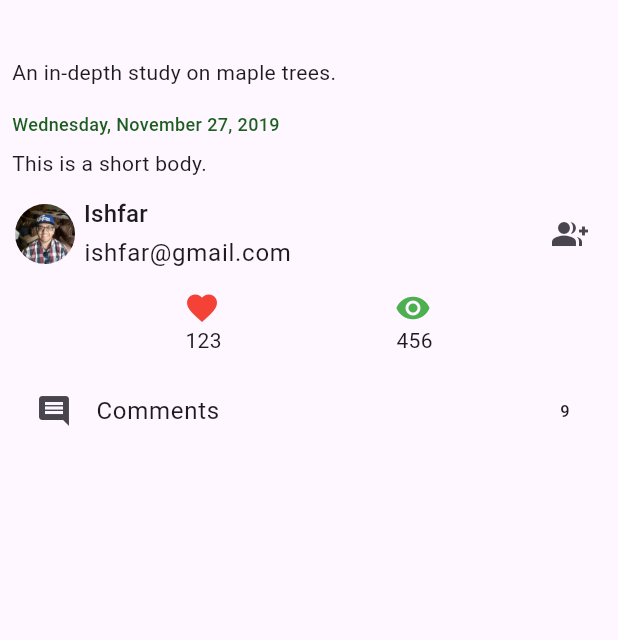
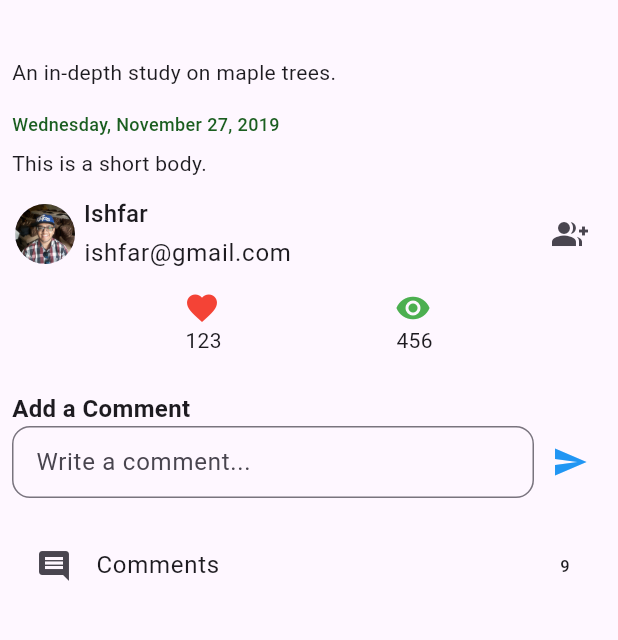
Before and after one commit to AritraBiswas9788/Sentinova_Hackfest25, a Flutter app: the screen it shows after launch, after a tap on "Maple Trees", on a phone screen of 412 x 824 dp, the part 63-703 px from its top. Run offline on Flutter 3.47's test engine with Material 3 defaults, Android fonts, the phone set to English and light mode, and no system bars; our stand-ins replace image_picker; statements that could not run were skipped.

Commit message:
UI Improvements

```diff
--- a/lib/screens/post_page.dart
+++ b/lib/screens/post_page.dart
@@ -57,6 +57,7 @@ class _NonImageContents extends StatelessWidget {
           ),
           SizedBox(height: 8.0),
           PostStats(),
+          SizedBox(height: 16),
           CommentsList(),
         ],
       ),
--- a/lib/widgets/comment_list.dart
+++ b/lib/widgets/comment_list.dart
@@ -1,39 +1,102 @@
 import 'package:flutter/material.dart';
+import 'package:sentinova/services/apiservice.dart';
 import '../models/comment_model.dart';
 import '../widgets/inherited_post_model.dart';
 import '../widgets/user_details_with_follow.dart';
 
-class CommentsListKeyPrefix {
-  static final String singleComment = "Comment";
-  static final String commentUser = "Comment User";
-  static final String commentText = "Comment Text";
-  static final String commentDivider = "Comment Divider";
-}
 
-class CommentsList extends StatelessWidget {
+class CommentsList extends StatefulWidget {
   const CommentsList({Key? key}) : super(key: key);
 
   @override
+  State<CommentsList> createState() => _CommentsListState();
+}
+
+class _CommentsListState extends State<CommentsList> {
+  final TextEditingController _commentController = TextEditingController();
+  final GlobalKey<AnimatedListState> _listKey = GlobalKey<AnimatedListState>();
+  late List<CommentModel> _comments;
+
+  @override
+  void initState() {
+    super.initState();
+    _comments = List.from(InheritedPostModel.of(context).postData.comments);
+  }
+
+  void _handleSendComment() {
+    final text = _commentController.text.trim();
+    if (text.isNotEmpty) {
+      final post = InheritedPostModel.of(context).postData;
+
+      setState(() {
+        ApiService.addComment(post, text);
+      });
+
+      _commentController.clear();
+    }
+  }
+
+  @override
   Widget build(BuildContext context) {
-    final List<CommentModel> comments =
-        InheritedPostModel.of(context).postData.comments;
-
     return Padding(
       padding: const EdgeInsets.only(top: 8.0),
-      child: ExpansionTile(
-        leading: Icon(Icons.comment),
-        trailing: Text(comments.length.toString()),
-        title: Text("Comments"),
-        children: List<Widget>.generate(
-          comments.length,
-              (int index) => _SingleComment(
-            key: ValueKey("${CommentsListKeyPrefix.singleComment} $index"),
-            index: index,
+      child: Column(
+        crossAxisAlignment: CrossAxisAlignment.start,
+        children: [
+          Text("Add a Comment", style: TextStyle(fontSize: 16, fontWeight: FontWeight.bold)),
+          Row(
+            children: [
+              Expanded(
+                child: TextField(
+                  controller: _commentController,
+                  decoration: InputDecoration(
+                    hintText: "Write a comment...",
+                    border: OutlineInputBorder(borderRadius: BorderRadius.circular(12)),
+                    contentPadding: EdgeInsets.symmetric(horizontal: 12),
                   ),
                 ),
               ),
+              IconButton(
+                icon: Icon(Icons.send, color: Colors.blue),
+                onPressed: _handleSendComment,
+              ),
+            ],
+          ),
+          const SizedBox(height: 16),
+          ExpansionTile(
+            leading: Icon(Icons.comment),
+            trailing: Text(_comments.length.toString()),
+            title: Text("Comments"),
+            children: [
+              AnimatedList(
+                key: _listKey,
+                shrinkWrap: true,
+                physics: NeverScrollableScrollPhysics(),
+                initialItemCount: _comments.length,
+                itemBuilder: (context, index, animation) {
+                  return SizeTransition(
+                    sizeFactor: animation,
+                    child: FadeTransition(
+                      opacity: animation,
+                      child: _SingleComment(index: index),
+                    ),
+                  );
+                },
+              ),
+            ],
+          ),
+        ],
+      ),
     );
   }
+}
+
+
+class CommentsListKeyPrefix {
+  static const String singleComment = "Comment";
+  static const String commentUser = "Comment User";
+  static const String commentText = "Comment Text";
+  static const String commentDivider = "Comment Divider";
 }
 
 class _SingleComment extends StatelessWidget {
@@ -43,12 +106,16 @@ class _SingleComment extends StatelessWidget {
 
   @override
   Widget build(BuildContext context) {
-    final CommentModel commentData =
-    InheritedPostModel.of(context).postData.comments[index];
+    final commentData = InheritedPostModel.of(context).postData.comments[index];
 
-    return Container(
-      width: double.infinity,
-      margin: const EdgeInsets.symmetric(vertical: 8.0),
+    return Card(
+      margin: const EdgeInsets.symmetric(vertical: 6.0, horizontal: 8.0),
+      shape: RoundedRectangleBorder(
+        borderRadius: BorderRadius.circular(12),
+      ),
+      elevation: 2,
+      child: Padding(
+        padding: const EdgeInsets.all(12.0),
         child: Column(
           crossAxisAlignment: CrossAxisAlignment.start,
           children: <Widget>[
@@ -56,17 +123,15 @@ class _SingleComment extends StatelessWidget {
               key: ValueKey("${CommentsListKeyPrefix.commentUser} $index"),
               userData: commentData.user,
             ),
+            const SizedBox(height: 6),
             Text(
               commentData.comment,
               key: ValueKey("${CommentsListKeyPrefix.commentText} $index"),
-            textAlign: TextAlign.left,
-          ),
-          Divider(
-            key: ValueKey("${CommentsListKeyPrefix.commentDivider} $index"),
-            color: Colors.black45,
             ),
           ],
         ),
+      ),
     );
+
   }
 }
```
Also changed, not shown: lib/screens/create_post_screen.dart (+17 -11 lines), lib/services/apiservice.dart (+54 -4 lines). Lines whose indentation alone changed are shown as unchanged.
